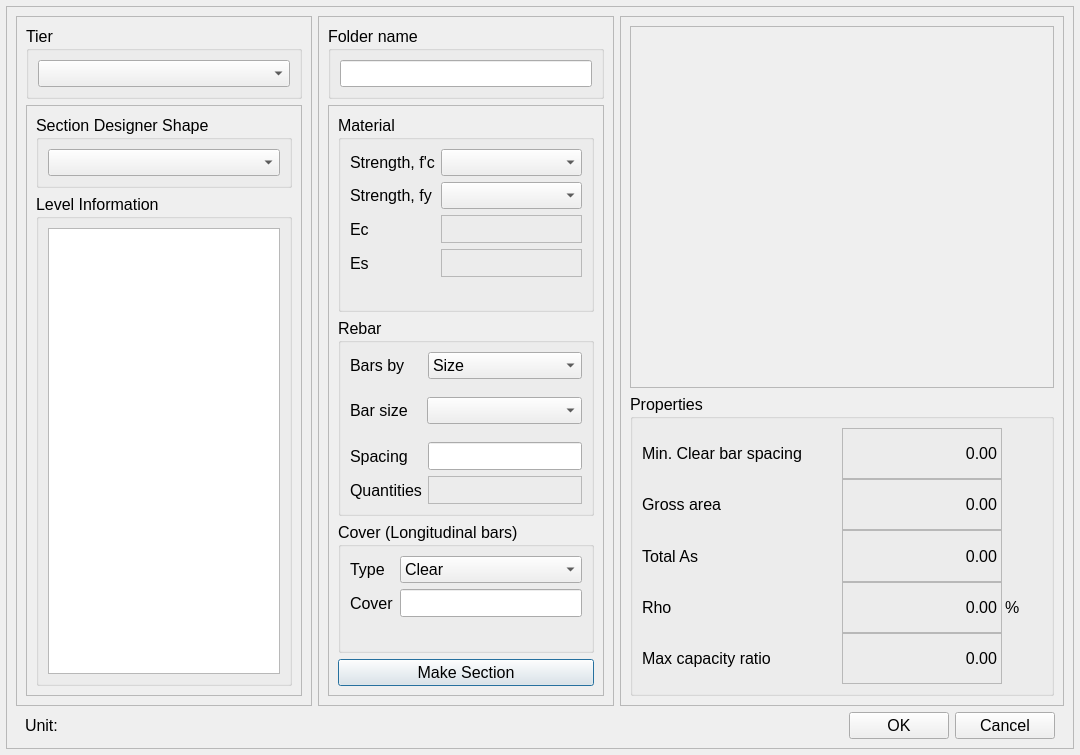
tudothanhpt/SP-editor, file src/sp_editor/widgets/load_calculation_case.ui: the form before one commit.
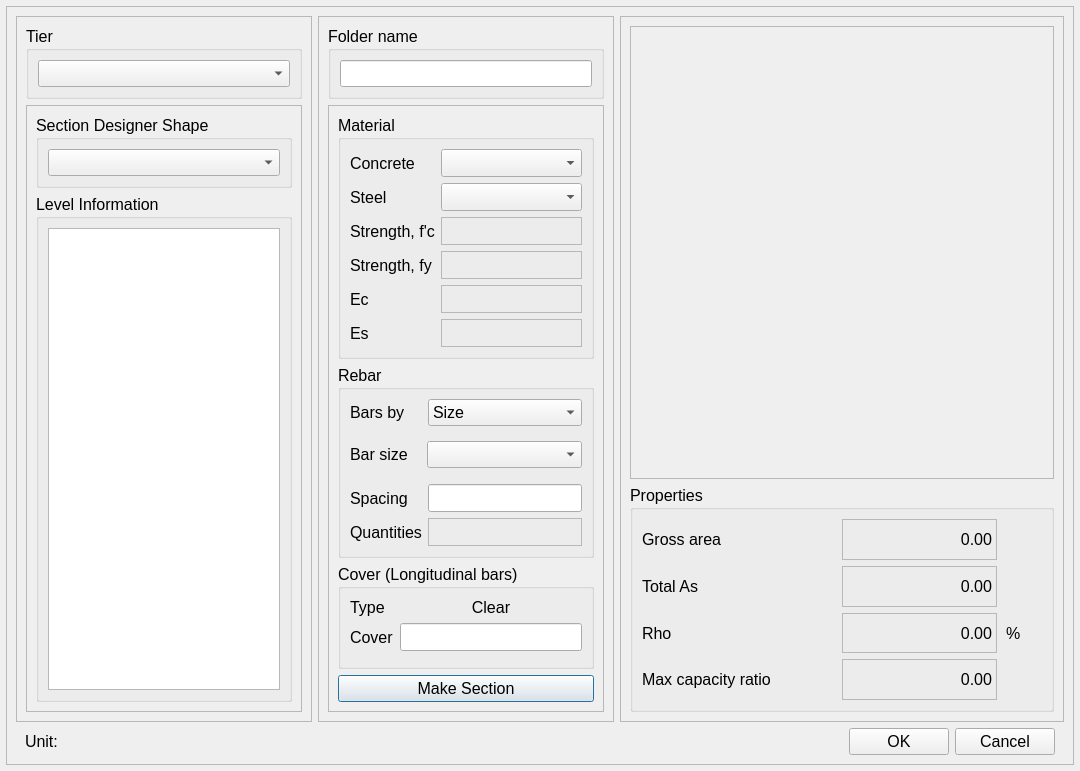
The form after the commit.

Diff of the .ui file:
```diff
--- a/src/sp_editor/widgets/load_calculation_case.ui
+++ b/src/sp_editor/widgets/load_calculation_case.ui
@@ -7,7 +7,7 @@
     <x>0</x>
     <y>0</y>
     <width>1080</width>
-    <height>755</height>
+    <height>771</height>
    </rect>
   </property>
   <property name="font">
@@ -172,34 +172,34 @@
                   <string>Material</string>
                  </property>
                  <layout class="QFormLayout" name="formLayout">
-                  <item row="0" column="0">
-                   <widget class="QLabel" name="label_16">
-                    <property name="text">
-                     <string>Strength, f'c</string>
-                    </property>
-                   </widget>
-                  </item>
-                  <item row="0" column="1">
-                   <widget class="QComboBox" name="cb_fc"/>
-                  </item>
-                  <item row="1" column="0">
-                   <widget class="QLabel" name="label_17">
-                    <property name="text">
-                     <string>Strength, fy</string>
-                    </property>
-                   </widget>
-                  </item>
                   <item row="1" column="1">
-                   <widget class="QComboBox" name="cb_fy"/>
+                   <widget class="QComboBox" name="cb_fc">
+                    <property name="minimumSize">
+                     <size>
+                      <width>0</width>
+                      <height>28</height>
+                     </size>
+                    </property>
+                   </widget>
                   </item>
-                  <item row="2" column="0">
+                  <item row="2" column="1">
+                   <widget class="QComboBox" name="cb_fy">
+                    <property name="minimumSize">
+                     <size>
+                      <width>0</width>
+                      <height>28</height>
+                     </size>
+                    </property>
+                   </widget>
+                  </item>
+                  <item row="6" column="0">
                    <widget class="QLabel" name="label_23">
                     <property name="text">
                      <string>Ec</string>
                     </property>
                    </widget>
                   </item>
-                  <item row="2" column="1">
+                  <item row="6" column="1">
                    <widget class="QLabel" name="lb_Ec">
                     <property name="minimumSize">
                      <size>
@@ -215,14 +215,14 @@
                     </property>
                    </widget>
                   </item>
-                  <item row="3" column="0">
+                  <item row="7" column="0">
                    <widget class="QLabel" name="label_25">
                     <property name="text">
                      <string>Es</string>
                     </property>
                    </widget>
                   </item>
-                  <item row="3" column="1">
+                  <item row="7" column="1">
                    <widget class="QLabel" name="lb_Es">
                     <property name="minimumSize">
                      <size>
@@ -238,6 +238,66 @@
                     </property>
                    </widget>
                   </item>
+                  <item row="4" column="1">
+                   <widget class="QLabel" name="lb_fc">
+                    <property name="minimumSize">
+                     <size>
+                      <width>0</width>
+                      <height>28</height>
+                     </size>
+                    </property>
+                    <property name="frameShape">
+                     <enum>QFrame::Shape::StyledPanel</enum>
+                    </property>
+                    <property name="text">
+                     <string/>
+                    </property>
+                   </widget>
+                  </item>
+                  <item row="5" column="1">
+                   <widget class="QLabel" name="lb_fy">
+                    <property name="minimumSize">
+                     <size>
+                      <width>0</width>
+                      <height>28</height>
+                     </size>
+                    </property>
+                    <property name="frameShape">
+                     <enum>QFrame::Shape::StyledPanel</enum>
+                    </property>
+                    <property name="text">
+                     <string/>
+                    </property>
+                   </widget>
+                  </item>
+                  <item row="4" column="0">
+                   <widget class="QLabel" name="label_16">
+                    <property name="text">
+                     <string>Strength, f'c</string>
+                    </property>
+                   </widget>
+                  </item>
+                  <item row="5" column="0">
+                   <widget class="QLabel" name="label_17">
+                    <property name="text">
+                     <string>Strength, fy</string>
+                    </property>
+                   </widget>
+                  </item>
+                  <item row="2" column="0">
+                   <widget class="QLabel" name="label_5">
+                    <property name="text">
+                     <string>Steel</string>
+                    </property>
+                   </widget>
+                  </item>
+                  <item row="1" column="0">
+                   <widget class="QLabel" name="label_2">
+                    <property name="text">
+                     <string>Concrete</string>
+                    </property>
+                   </widget>
+                  </item>
                  </layout>
                 </widget>
                </item>
@@ -283,6 +343,9 @@
                       <height>28</height>
                      </size>
                     </property>
+                    <property name="clearButtonEnabled">
+                     <bool>false</bool>
+                    </property>
                    </widget>
                   </item>
                   <item row="4" column="0">
@@ -409,20 +472,6 @@
                     </property>
                    </widget>
                   </item>
-                  <item row="0" column="1">
-                   <widget class="QComboBox" name="cb_coverType">
-                    <item>
-                     <property name="text">
-                      <string>Clear</string>
-                     </property>
-                    </item>
-                    <item>
-                     <property name="text">
-                      <string>To bar center</string>
-                     </property>
-                    </item>
-                   </widget>
-                  </item>
                   <item row="1" column="0">
                    <widget class="QLabel" name="label_26">
                     <property name="text">
@@ -440,6 +489,16 @@
                     </property>
                    </widget>
                   </item>
+                  <item row="0" column="1">
+                   <widget class="QLabel" name="label_3">
+                    <property name="text">
+                     <string>Clear</string>
+                    </property>
+                    <property name="alignment">
+                     <set>Qt::AlignmentFlag::AlignCenter</set>
+                    </property>
+                   </widget>
+                  </item>
                  </layout>
                 </widget>
                </item>
@@ -464,7 +523,7 @@
            <property name="frameShadow">
             <enum>QFrame::Shadow::Raised</enum>
            </property>
-           <layout class="QVBoxLayout" name="verticalLayout_3" stretch="6,5">
+           <layout class="QVBoxLayout" name="verticalLayout_3" stretch="6,3">
             <item>
              <widget class="QFrame" name="f_3dview">
               <property name="frameShape">
@@ -480,27 +539,44 @@
               <property name="title">
                <string>Properties</string>
               </property>
-              <layout class="QGridLayout" name="gridLayout_9" rowstretch="0,0,0,0,0" columnstretch="5,4,1">
-               <property name="leftMargin">
-                <number>9</number>
-               </property>
-               <property name="spacing">
-                <number>0</number>
-               </property>
-               <item row="3" column="1">
-                <widget class="QLabel" name="lb_Rho">
+              <layout class="QGridLayout" name="gridLayout_7" columnstretch="5,4,1" rowminimumheight="5,3,3,0">
+               <item row="3" column="0">
+                <widget class="QLabel" name="label_13">
                  <property name="frameShape">
-                  <enum>QFrame::Shape::StyledPanel</enum>
+                  <enum>QFrame::Shape::NoFrame</enum>
                  </property>
                  <property name="text">
-                  <string>0.00</string>
-                 </property>
-                 <property name="alignment">
-                  <set>Qt::AlignmentFlag::AlignRight|Qt::AlignmentFlag::AlignTrailing|Qt::AlignmentFlag::AlignVCenter</set>
+                  <string>Max capacity ratio</string>
                  </property>
                 </widget>
                </item>
                <item row="1" column="2">
+                <widget class="QLabel" name="lb_unitAs">
+                 <property name="frameShape">
+                  <enum>QFrame::Shape::NoFrame</enum>
+                 </property>
+                 <property name="text">
+                  <string/>
+                 </property>
+                 <property name="margin">
+                  <number>0</number>
+                 </property>
+                 <property name="indent">
+                  <number>3</number>
+                 </property>
+                </widget>
+               </item>
+               <item row="0" column="0">
+                <widget class="QLabel" name="label">
+                 <property name="frameShape">
+                  <enum>QFrame::Shape::NoFrame</enum>
+                 </property>
+                 <property name="text">
+                  <string>Gross area</string>
+                 </property>
+                </widget>
+               </item>
+               <item row="0" column="2">
                 <widget class="QLabel" name="lb_unitArea">
                  <property name="frameShape">
                   <enum>QFrame::Shape::NoFrame</enum>
@@ -516,7 +592,72 @@
                  </property>
                 </widget>
                </item>
-               <item row="3" column="0">
+               <item row="3" column="1">
+                <widget class="QLabel" name="lb_maxCapacity">
+                 <property name="frameShape">
+                  <enum>QFrame::Shape::StyledPanel</enum>
+                 </property>
+                 <property name="text">
+                  <string>0.00</string>
+                 </property>
+                 <property name="alignment">
+                  <set>Qt::AlignmentFlag::AlignRight|Qt::AlignmentFlag::AlignTrailing|Qt::AlignmentFlag::AlignVCenter</set>
+                 </property>
+                </widget>
+               </item>
+               <item row="3" column="2">
+                <widget class="QLabel" name="label_15">
+                 <property name="frameShape">
+                  <enum>QFrame::Shape::NoFrame</enum>
+                 </property>
+                 <property name="text">
+                  <string/>
+                 </property>
+                 <property name="margin">
+                  <number>0</number>
+                 </property>
+                 <property name="indent">
+                  <number>3</number>
+                 </property>
+                </widget>
+               </item>
+               <item row="2" column="1">
+                <widget class="QLabel" name="lb_Rho">
+                 <property name="frameShape">
+                  <enum>QFrame::Shape::StyledPanel</enum>
+                 </property>
+                 <property name="text">
+                  <string>0.00</string>
+                 </property>
+                 <property name="alignment">
+                  <set>Qt::AlignmentFlag::AlignRight|Qt::AlignmentFlag::AlignTrailing|Qt::AlignmentFlag::AlignVCenter</set>
+                 </property>
+                </widget>
+               </item>
+               <item row="1" column="0">
+                <widget class="QLabel" name="label_4">
+                 <property name="frameShape">
+                  <enum>QFrame::Shape::NoFrame</enum>
+                 </property>
+                 <property name="text">
+                  <string>Total As</string>
+                 </property>
+                </widget>
+               </item>
+               <item row="0" column="1">
+                <widget class="QLabel" name="lb_grossArea">
+                 <property name="frameShape">
+                  <enum>QFrame::Shape::StyledPanel</enum>
+                 </property>
+                 <property name="text">
+                  <string>0.00</string>
+                 </property>
+                 <property name="alignment">
+                  <set>Qt::AlignmentFlag::AlignRight|Qt::AlignmentFlag::AlignTrailing|Qt::AlignmentFlag::AlignVCenter</set>
+                 </property>
+                </widget>
+               </item>
+               <item row="2" column="0">
                 <widget class="QLabel" name="label_7">
                  <property name="frameShape">
                   <enum>QFrame::Shape::NoFrame</enum>
@@ -526,62 +667,7 @@
                  </property>
                 </widget>
                </item>
-               <item row="0" column="2">
-                <widget class="QLabel" name="lb_unitSpacing">
-                 <property name="frameShape">
-                  <enum>QFrame::Shape::NoFrame</enum>
-                 </property>
-                 <property name="text">
-                  <string/>
-                 </property>
-                 <property name="margin">
-                  <number>0</number>
-                 </property>
-                 <property name="indent">
-                  <number>3</number>
-                 </property>
-                </widget>
-               </item>
                <item row="1" column="1">
-                <widget class="QLabel" name="lb_grossArea">
-                 <property name="frameShape">
-                  <enum>QFrame::Shape::StyledPanel</enum>
-                 </property>
-                 <property name="text">
-                  <string>0.00</string>
-                 </property>
-                 <property name="alignment">
-                  <set>Qt::AlignmentFlag::AlignRight|Qt::AlignmentFlag::AlignTrailing|Qt::AlignmentFlag::AlignVCenter</set>
-                 </property>
-                </widget>
-               </item>
-               <item row="0" column="0">
-                <widget class="QLabel" name="label_10">
-                 <property name="frameShape">
-                  <enum>QFrame::Shape::NoFrame</enum>
-                 </property>
-                 <property name="text">
-                  <string>Min. Clear bar spacing</string>
-                 </property>
-                </widget>
-               </item>
-               <item row="2" column="2">
-                <widget class="QLabel" name="lb_unitAs">
-                 <property name="frameShape">
-                  <enum>QFrame::Shape::NoFrame</enum>
-                 </property>
-                 <property name="text">
-                  <string/>
-                 </property>
-                 <property name="margin">
-                  <number>0</number>
-                 </property>
-                 <property name="indent">
-                  <number>3</number>
-                 </property>
-                </widget>
-               </item>
-               <item row="2" column="1">
                 <widget class="QLabel" name="lb_totalAs">
                  <property name="frameShape">
                   <enum>QFrame::Shape::StyledPanel</enum>
@@ -594,30 +680,7 @@
                  </property>
                 </widget>
                </item>
-               <item row="0" column="1">
-                <widget class="QLabel" name="lb_clearBarSpacing">
-                 <property name="frameShape">
-                  <enum>QFrame::Shape::StyledPanel</enum>
-                 </property>
-                 <property name="text">
-                  <string>0.00</string>
-                 </property>
-                 <property name="alignment">
-                  <set>Qt::AlignmentFlag::AlignRight|Qt::AlignmentFlag::AlignTrailing|Qt::AlignmentFlag::AlignVCenter</set>
-                 </property>
-                </widget>
-               </item>
-               <item row="1" column="0">
-                <widget class="QLabel" name="label">
-                 <property name="frameShape">
-                  <enum>QFrame::Shape::NoFrame</enum>
-                 </property>
-                 <property name="text">
-                  <string>Gross area</string>
-                 </property>
-                </widget>
-               </item>
-               <item row="3" column="2">
+               <item row="2" column="2">
                 <widget class="QLabel" name="label_9">
                  <property name="frameShape">
                   <enum>QFrame::Shape::NoFrame</enum>
@@ -633,55 +696,6 @@
                  </property>
                 </widget>
                </item>
-               <item row="2" column="0">
-                <widget class="QLabel" name="label_4">
-                 <property name="frameShape">
-                  <enum>QFrame::Shape::NoFrame</enum>
-                 </property>
-                 <property name="text">
-                  <string>Total As</string>
-                 </property>
-                </widget>
-               </item>
-               <item row="4" column="0">
-                <widget class="QLabel" name="label_13">
-                 <property name="frameShape">
-                  <enum>QFrame::Shape::NoFrame</enum>
-                 </property>
-                 <property name="text">
-                  <string>Max capacity ratio</string>
-                 </property>
-                </widget>
-               </item>
-               <item row="4" column="1">
-                <widget class="QLabel" name="lb_maxCapacity">
-                 <property name="frameShape">
-                  <enum>QFrame::Shape::StyledPanel</enum>
-                 </property>
-                 <property name="text">
-                  <string>0.00</string>
-                 </property>
-                 <property name="alignment">
-                  <set>Qt::AlignmentFlag::AlignRight|Qt::AlignmentFlag::AlignTrailing|Qt::AlignmentFlag::AlignVCenter</set>
-                 </property>
-                </widget>
-               </item>
-               <item row="4" column="2">
-                <widget class="QLabel" name="label_15">
-                 <property name="frameShape">
-                  <enum>QFrame::Shape::NoFrame</enum>
-                 </property>
-                 <property name="text">
-                  <string/>
-                 </property>
-                 <property name="margin">
-                  <number>0</number>
-                 </property>
-                 <property name="indent">
-                  <number>3</number>
-                 </property>
-                </widget>
-               </item>
               </layout>
              </widget>
             </item>
```
